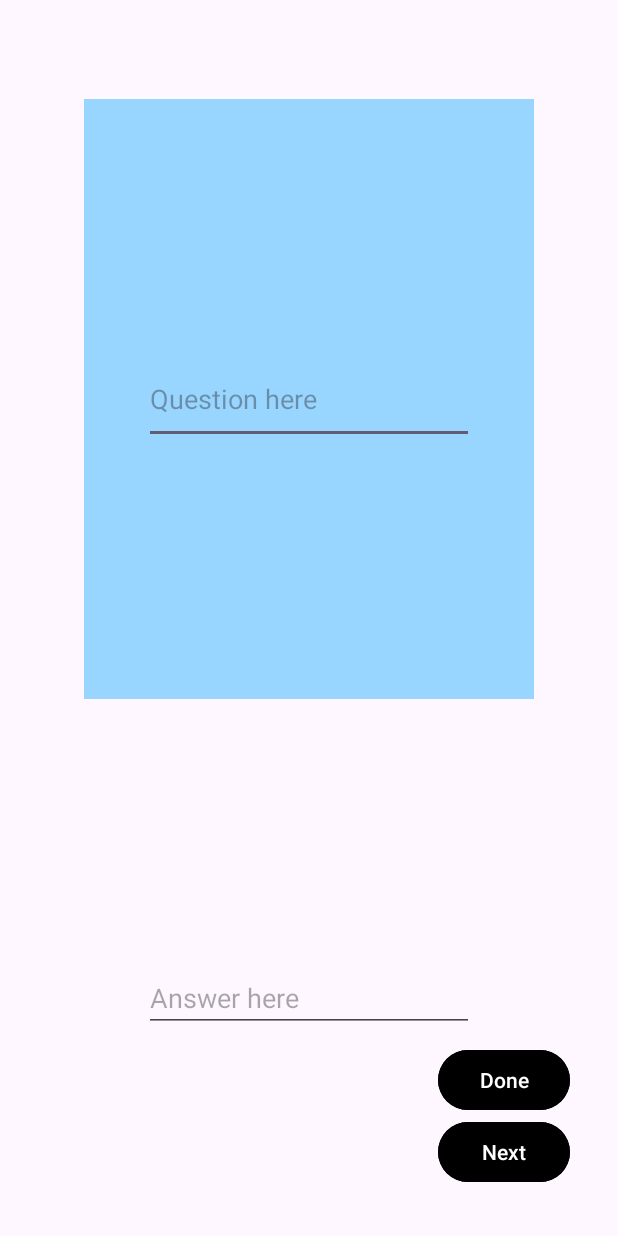
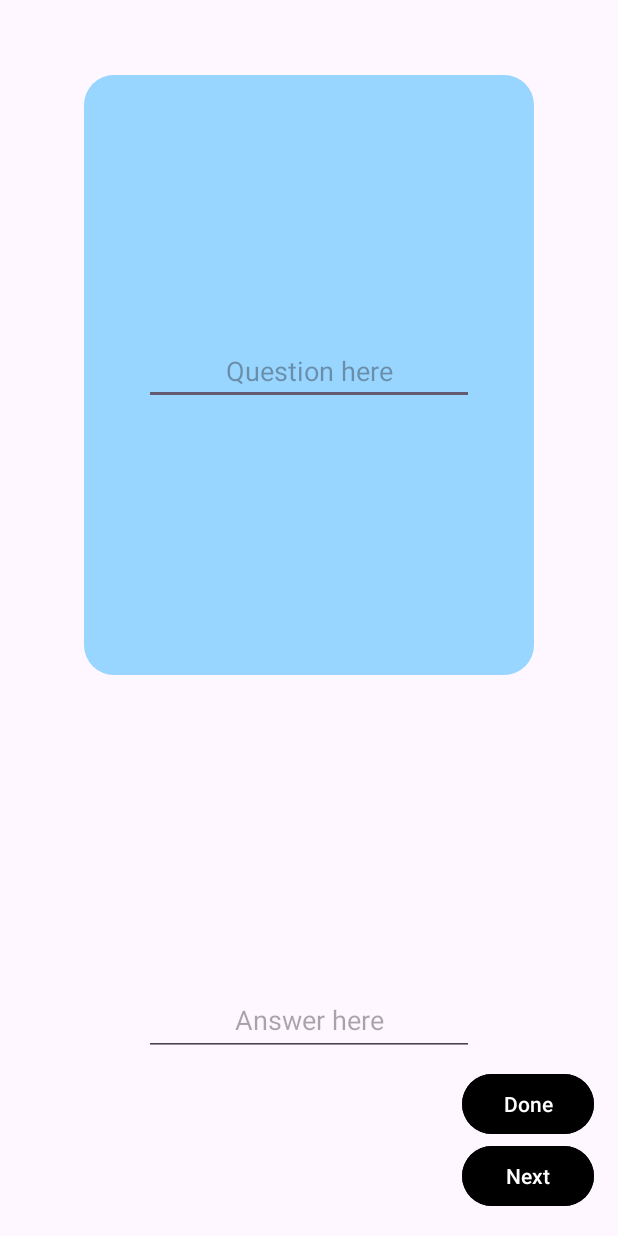
Before and after one commit to TousTarm/Android-aplikace-pololetni-prace, an Android app: the CreateActivity2 screen opened directly, with no data from a screen before it, on a phone screen of 412 x 824 dp. Run offline under Robolectric (Android 15) with nearby library versions, the phone set to English and light mode, and no system bars.

Commit message:
Nechcipropadnout2 ve 2 rano v nedeli dopici

```diff
--- a/app/build.gradle.kts
+++ b/app/build.gradle.kts
@@ -39,4 +39,6 @@ dependencies {
     testImplementation("junit:junit:4.13.2")
     androidTestImplementation("androidx.test.ext:junit:1.1.5")
     androidTestImplementation("androidx.test.espresso:espresso-core:3.5.1")
+
+
 }
--- a/app/src/main/java/com/example/pololetniprace3/DatabaseHelper.java
+++ b/app/src/main/java/com/example/pololetniprace3/DatabaseHelper.java
@@ -93,4 +93,6 @@ public class DatabaseHelper extends SQLiteOpenHelper {
         }
         return cardSets;
     }
+
+
 }
--- a/app/src/main/java/com/example/pololetniprace3/MainActivity.java
+++ b/app/src/main/java/com/example/pololetniprace3/MainActivity.java
@@ -7,7 +7,7 @@ import android.os.Bundle;
 import android.view.View;
 import android.widget.Button;
 
-public class MainActivity extends AppCompatActivity {
+public class MainActivity extends AppCompatActivity {//MRDAM TO JDU SE U4IT CESTINU KURWA DRAT AAAAAAAAAAAAAAAA
 
     @Override
     protected void onCreate(Bundle savedInstanceState) {
--- /dev/null
+++ b/app/src/main/res/drawable/rounded_background.xml
@@ -0,0 +1,5 @@
+<shape xmlns:android="http://schemas.android.com/apk/res/android"
+    android:shape="rectangle">
+    <solid android:color="@color/light_blue" />
+    <corners android:radius="20dp" /> <!-- Adjust the radius to control the roundness -->
+</shape>
--- /dev/null
+++ b/app/src/main/res/drawable/rounded_background2.xml
@@ -0,0 +1,6 @@
+<!-- rounded_background.xml -->
+<shape xmlns:android="http://schemas.android.com/apk/res/android"
+    android:shape="rectangle">
+    <corners android:radius="20dp" />
+    <solid android:color="@color/light_blue" />
+</shape>
--- a/app/src/main/res/layout/activity_create2.xml
+++ b/app/src/main/res/layout/activity_create2.xml
@@ -1,10 +1,10 @@
+<?xml version="1.0" encoding="utf-8"?>
 <RelativeLayout
     xmlns:android="http://schemas.android.com/apk/res/android"
     xmlns:app="http://schemas.android.com/apk/res-auto"
     xmlns:tools="http://schemas.android.com/tools"
     android:layout_width="match_parent"
     android:layout_height="match_parent"
-    android:padding="16dp"
     tools:context=".CreateActivity1">
 
     <View
@@ -13,7 +13,8 @@
         android:layout_height="400dp"
         android:layout_centerHorizontal="true"
         android:layout_marginTop="50dp"
-    android:background="@color/light_blue" />
+        android:background="@drawable/rounded_background" />
+
 
     <Button
         android:id="@+id/next"
@@ -41,6 +42,7 @@
         android:text="Done"
         android:textColor="@android:color/white" />
 
+
     <EditText
         android:id="@+id/question"
         android:layout_width="wrap_content"
@@ -50,12 +52,15 @@
         android:layout_alignEnd="@+id/rectangle"
         android:layout_alignBottom="@+id/rectangle"
         android:layout_marginStart="40dp"
-        android:layout_marginTop="170dp"
+        android:layout_marginTop="180dp"
         android:layout_marginEnd="40dp"
-        android:layout_marginBottom="170dp"
+        android:layout_marginBottom="180dp"
         android:ems="10"
-        android:inputType="text"
-        android:hint="Question here" />
+        android:hint="Question here"
+        android:inputType="textMultiLine"
+        android:maxLines="5"
+        android:gravity="center"
+        android:scrollHorizontally="false" />
 
     <EditText
         android:id="@+id/answer"
@@ -69,5 +74,8 @@
         android:layout_marginBottom="120dp"
         android:ems="10"
         android:hint="Answer here"
-        android:inputType="text" />
+        android:inputType="text"
+        android:gravity="center"
+        android:minHeight="48dp" />
+
 </RelativeLayout>
--- a/app/src/main/res/layout/activity_practice2.xml
+++ b/app/src/main/res/layout/activity_practice2.xml
@@ -13,7 +13,7 @@
         android:layout_height="400dp"
         android:layout_centerHorizontal="true"
         android:layout_marginTop="50dp"
-        android:background="@color/light_blue" />
+        android:background="@drawable/rounded_background2" />
 
     <Button
         android:id="@+id/next"
@@ -53,5 +53,6 @@
         android:layout_marginTop="170dp"
         android:layout_marginEnd="40dp"
         android:layout_marginBottom="170dp"
+        android:gravity="center"
         android:ems="10"/>
 </RelativeLayout>
--- a/app/src/main/res/values/colors.xml
+++ b/app/src/main/res/values/colors.xml
@@ -3,4 +3,5 @@
     <color name="black">#FF000000</color>
     <color name="white">#FFFFFFFF</color>
     <color name="light_blue">#99d6ff</color>
+    <color name="gray">#505050</color>
 </resources>
```
Also changed, not shown: app/src/main/java/com/example/pololetniprace3/PracticeActivity2.java (+51 -15 lines), app/src/main/res/layout/activity_create1.xml (+17 -2 lines).
